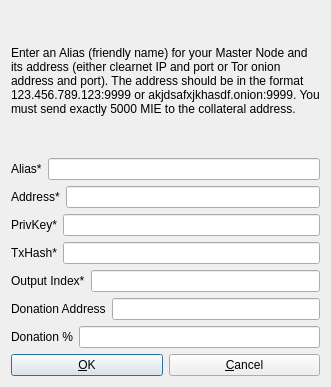
This is src/qt/forms/addeditadrenalinenode.ui in m42cx/VTR as Qt 5 draws it before an edit. The edited form follows.
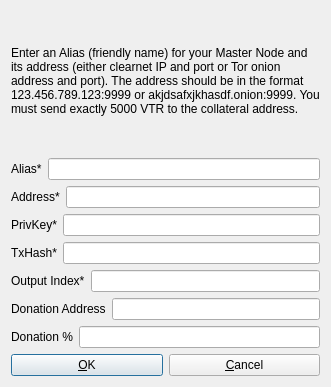
This is the edited form.

Diff of the .ui file:
```diff
--- a/src/qt/forms/addeditadrenalinenode.ui
+++ b/src/qt/forms/addeditadrenalinenode.ui
@@ -26,7 +26,7 @@
       </sizepolicy>
      </property>
      <property name="text">
-      <string>&lt;html&gt;&lt;head/&gt;&lt;body&gt;&lt;p&gt;Enter an Alias (friendly name) for your Master Node and its address (either clearnet IP and port or Tor onion address and port). The address should be in the format 123.456.789.123:9999 or akjdsafxjkhasdf.onion:9999. You must send exactly 5000 MIE to the collateral address.&lt;/p&gt;&lt;/body&gt;&lt;/html&gt;</string>
+      <string>&lt;html&gt;&lt;head/&gt;&lt;body&gt;&lt;p&gt;Enter an Alias (friendly name) for your Master Node and its address (either clearnet IP and port or Tor onion address and port). The address should be in the format 123.456.789.123:9999 or akjdsafxjkhasdf.onion:9999. You must send exactly 5000 VTR to the collateral address.&lt;/p&gt;&lt;/body&gt;&lt;/html&gt;</string>
      </property>
      <property name="wordWrap">
       <bool>true</bool>
```
